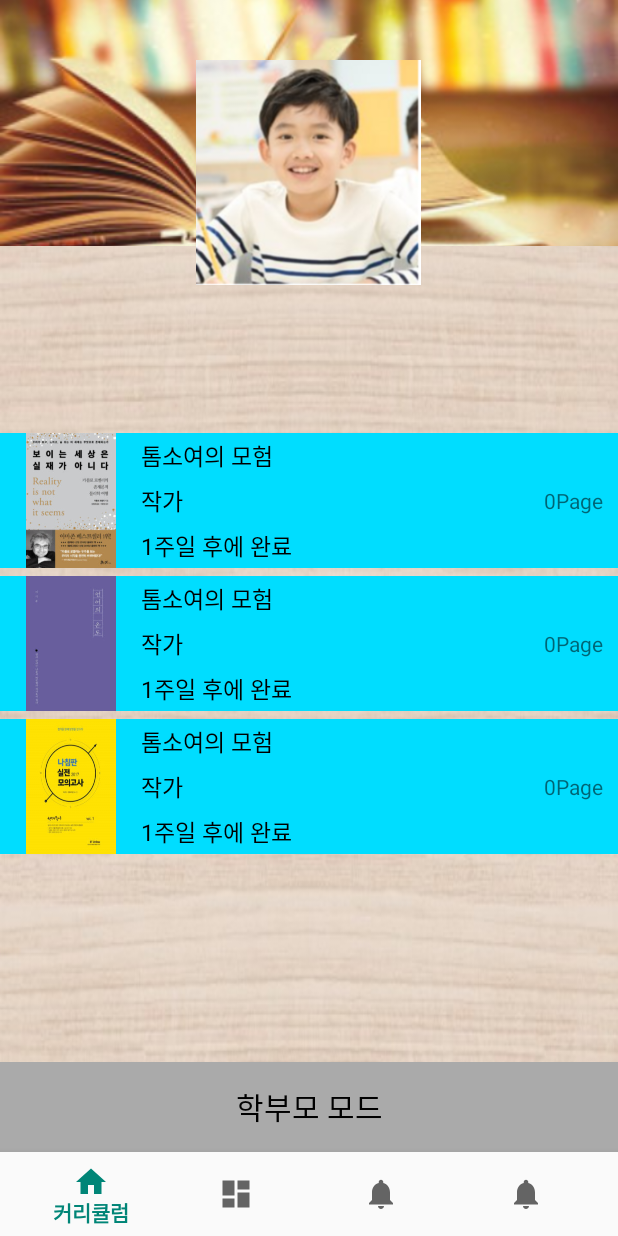
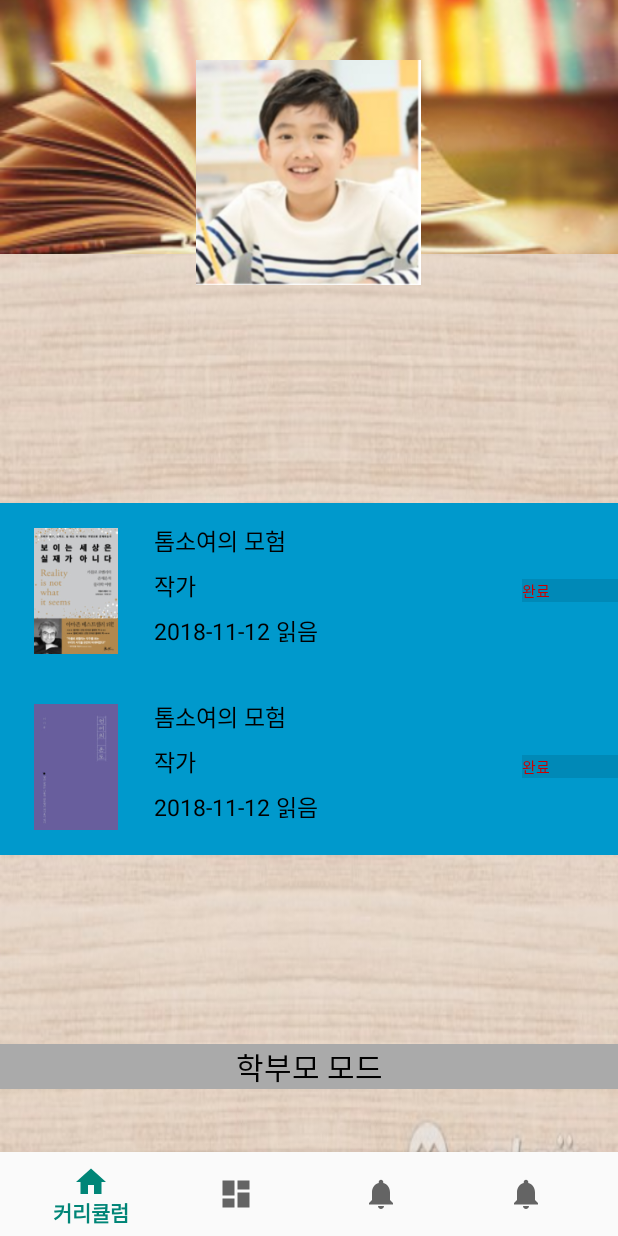
Before and after one commit to kdh3040/BookViewer, an Android app: the fragment UserInfoView placed in its activity, on a phone screen of 412 x 824 dp. Run offline under Robolectric (Android 15) with nearby library versions, the phone set to English and light mode, and no system bars; libraries missing offline, so code that uses them is left out: com.bq.markerseekbar, com.github.barteksc.pdfviewer, jp.wasabeef.glide; 3 statements that could not run were skipped.

Commit message:
[김도형] 유져인포 레이아웃 수정

```diff
--- a/app/src/main/java/bookviewer/bookviewer/com/bookviewer/UserInfoView.java
+++ b/app/src/main/java/bookviewer/bookviewer/com/bookviewer/UserInfoView.java
@@ -4,6 +4,8 @@ import android.content.Context;
 import android.net.Uri;
 import android.os.Bundle;
 import android.support.v4.app.Fragment;
+import android.support.v7.widget.GridLayoutManager;
+import android.support.v7.widget.RecyclerView;
 import android.view.LayoutInflater;
 import android.view.View;
 import android.view.ViewGroup;
@@ -11,14 +13,22 @@ import android.widget.ImageView;
 import android.widget.RelativeLayout;
 import android.widget.TextView;
 
+import com.bumptech.glide.Glide;
+import com.bumptech.glide.load.engine.DiskCacheStrategy;
+
 import java.util.ArrayList;
 
 import bookviewer.bookviewer.com.bookviewer.Data.BookData;
 import bookviewer.bookviewer.com.bookviewer.Data.BookLocalData;
 import bookviewer.bookviewer.com.bookviewer.Data.DataMgr;
+import jp.wasabeef.glide.transformations.CropCircleTransformation;
 
 
 public class UserInfoView extends Fragment {
+
+    RecyclerView UserReadBookRecyclerView;
+    UserInfoViewAdapter UserReadBookListViewAdapter;
+    View fragView;
 
     public UserInfoView() {
         // Required empty public constructor
@@ -30,9 +40,9 @@ public class UserInfoView extends Fragment {
         super.onCreate(savedInstanceState);
     }
 
-    View fragView;
     Context context;
     public TextView NickName, SchoolName;
+    public ImageView ThumbNail;
     public ArrayList<RelativeLayout> RecentBook = new ArrayList<>();
     public ArrayList<ImageView> RecentBookImg = new ArrayList<>();
     public ArrayList<TextView> RecentBookTitle = new ArrayList<>();
@@ -46,7 +56,19 @@ public class UserInfoView extends Fragment {
         // Inflate the layout for this fragment
         context = getActivity();
         fragView = inflater.inflate(R.layout.fragment_user_info_view,container,false);
+
+        UserReadBookRecyclerView = (RecyclerView)fragView.findViewById(R.id.recyclerview_User_readBookList);
+        UserReadBookRecyclerView.setHasFixedSize(true);
+        UserReadBookRecyclerView.setLayoutManager(new GridLayoutManager(getContext(), 1));
+
+        UserReadBookListViewAdapter = new UserInfoViewAdapter(getContext());
+        UserReadBookRecyclerView.setAdapter(UserReadBookListViewAdapter);
+
         NickName = (TextView)fragView.findViewById(R.id.user_info_nickname);
+        SchoolName = (TextView)fragView.findViewById(R.id.user_info_schoolname);
+        ThumbNail = (ImageView)fragView.findViewById(R.id.user_info_profile);
+
+       /* NickName = (TextView)fragView.findViewById(R.id.user_info_nickname);
         SchoolName = (TextView)fragView.findViewById(R.id.user_info_schoolname);
 
         RecentBook.add((RelativeLayout)fragView.findViewById(R.id.recent_book_1));
@@ -74,7 +96,9 @@ public class UserInfoView extends Fragment {
         RecentBookReadPage.add((TextView)fragView.findViewById(R.id.recent_book_3_page));
 
         refreshUserInfo();
-        refreshRecentBook();
+        refreshRecentBook();*/
+
+        refreshUserInfo();
 
         return fragView;
     }
@@ -83,6 +107,12 @@ public class UserInfoView extends Fragment {
     {
         NickName.setText(DataMgr.getInstance().myData.nickName);
         SchoolName.setText(DataMgr.getInstance().myData.schoolName);
+
+        Glide.with(getContext())
+                .load(R.drawable.user_profile)
+                .diskCacheStrategy(DiskCacheStrategy.ALL)
+                .bitmapTransform(new CropCircleTransformation(getContext()))
+                .into(ThumbNail);
     }
 
     private void refreshRecentBook()
--- /dev/null
+++ b/app/src/main/java/bookviewer/bookviewer/com/bookviewer/UserInfoViewAdapter.java
@@ -0,0 +1,69 @@
+package bookviewer.bookviewer.com.bookviewer;
+
+import android.content.Context;
+import android.content.Intent;
+import android.content.res.AssetManager;
+import android.graphics.Color;
+import android.graphics.PorterDuff;
+import android.support.annotation.NonNull;
+import android.support.v7.widget.RecyclerView;
+import android.view.LayoutInflater;
+import android.view.View;
+import android.view.ViewGroup;
+import android.widget.LinearLayout;
+
+import com.bumptech.glide.Glide;
+import com.bumptech.glide.load.engine.DiskCacheStrategy;
+
+import java.io.IOException;
+import java.util.ArrayList;
+
+import bookviewer.bookviewer.com.bookviewer.Data.BookData;
+import bookviewer.bookviewer.com.bookviewer.Data.BookLocalData;
+import bookviewer.bookviewer.com.bookviewer.Data.DataMgr;
+
+public class UserInfoViewAdapter extends RecyclerView.Adapter<UserInfoViewHolder> {
+
+
+    Context AppContext;
+
+    public UserInfoViewAdapter(Context context) {
+        super();
+        AppContext = context;
+    }
+
+    @Override
+    public UserInfoViewHolder onCreateViewHolder(ViewGroup parent, int viewType) {
+        View view = LayoutInflater.from(AppContext).inflate(R.layout.holder_userreadbooklist,parent,false);
+        return new UserInfoViewHolder(view);
+    }
+
+    @Override
+    public void onBindViewHolder(@NonNull UserInfoViewHolder holder, int position) {
+
+        ArrayList<Integer> recentBookList = DataMgr.getInstance().getRecentBookLocalData();
+        BookLocalData localData = DataMgr.getInstance().getBookLocalData(recentBookList.get(position));
+        BookData data = DataMgr.getInstance().myData.getBookData(recentBookList.get(position));
+
+        holder.layout.setLayoutParams(new LinearLayout.LayoutParams(CommonFunc.getInstance().GetDisplayWidth(), (CommonFunc.getInstance().GetDisplayHeight() / 7)));
+        Glide.with(AppContext)
+                .load(localData.ImgIdx)
+                .diskCacheStrategy(DiskCacheStrategy.ALL)
+                //.bitmapTransform(new CropCircleTransformation(AppContext))
+                .into(holder.Thumbnail);
+
+
+        if(localData == null)
+            holder.Thumbnail.setColorFilter(Color.parseColor("#555555"), PorterDuff.Mode.MULTIPLY);
+        else
+        {
+            holder.Thumbnail.clearColorFilter();
+            holder.Title.setText(data.bookName);
+        }
+    }
+
+    @Override
+    public int getItemCount() {
+        return  2;
+    }
+}
--- /dev/null
+++ b/app/src/main/java/bookviewer/bookviewer/com/bookviewer/UserInfoViewHolder.java
@@ -0,0 +1,24 @@
+package bookviewer.bookviewer.com.bookviewer;
+
+import android.support.v7.widget.RecyclerView;
+import android.view.View;
+import android.widget.ImageView;
+import android.widget.LinearLayout;
+import android.widget.TextView;
+
+public class UserInfoViewHolder extends RecyclerView.ViewHolder {
+    public LinearLayout layout;
+    public ImageView Thumbnail;
+    public TextView Title, Author, Time, Page;
+
+    public UserInfoViewHolder(View itemView) {
+        super(itemView);
+        layout = itemView.findViewById(R.id.Book_Layout);
+        Thumbnail = itemView.findViewById(R.id.Book_Thumbnail);
+        Title = itemView.findViewById(R.id.Book_Title);
+        Author = itemView.findViewById(R.id.Book_Author);
+        Time = itemView.findViewById(R.id.Book_Time);
+        Page = itemView.findViewById(R.id.Book_Page);
+        //BackGround = itemView.findViewById(R.id.Book_Back);
+    }
+}
--- a/app/src/main/res/layout/fragment_user_info_view.xml
+++ b/app/src/main/res/layout/fragment_user_info_view.xml
@@ -6,9 +6,16 @@
     android:layout_height="match_parent"
     tools:context=".UserInfoView">
 
-    <RelativeLayout
+    <LinearLayout
         android:layout_width="match_parent"
-        android:layout_height="match_parent">
+        android:layout_height="match_parent"
+        android:orientation="vertical"
+        android:weightSum="5">
+
+        <LinearLayout
+            android:layout_width="match_parent"
+            android:layout_height="wrap_content"
+            android:layout_weight="1">
 
         <RelativeLayout
             android:id="@+id/user_info_top"
@@ -17,8 +24,8 @@
 
             <ImageView
                 android:id="@+id/user_info_bg"
-                android:layout_width="632dp"
-                android:layout_height="164dp"
+                android:layout_width="match_parent"
+                android:layout_height="wrap_content"
                 android:src="@drawable/user_info_bg"
                 android:scaleType="centerCrop"
                 />
@@ -56,6 +63,20 @@
 
         </RelativeLayout>
 
+        </LinearLayout>
+
+    <LinearLayout
+        android:layout_width="match_parent"
+        android:layout_height="wrap_content"
+        android:orientation="vertical"
+        android:layout_weight="3">
+
+        <android.support.v7.widget.RecyclerView
+            android:id="@+id/recyclerview_User_readBookList"
+            android:layout_width="match_parent"
+            android:layout_height="match_parent"
+            android:layout_marginTop="10dp"/>
+        <!--
         <RelativeLayout
             android:id="@+id/recent_book_1"
             android:layout_width="match_parent"
@@ -169,7 +190,7 @@
             <TextView
                 android:id="@+id/recent_book_2_time"
                 android:layout_width="wrap_content"
-                android:layout_height="30dp"
+                android:layout_height="wrap_content"
                 android:layout_marginLeft="2dp"
                 android:layout_below="@id/recent_book_2_author"
                 android:layout_toRightOf="@id/recent_book_2_img"
@@ -181,99 +202,33 @@
 
             <TextView
                 android:id="@+id/recent_book_2_page"
-                android:layout_width="60dp"
-                android:layout_height="90dp"
+                android:layout_width="wrap_content"
+                android:layout_height="wrap_content"
                 android:layout_alignParentRight="true"
                 android:text="30Page"
                 android:gravity="center"
                 />
 
-        </RelativeLayout>
+        </RelativeLayout>-->
 
-        <RelativeLayout
-            android:id="@+id/recent_book_3"
+      </LinearLayout>
+
+        <LinearLayout
             android:layout_width="match_parent"
             android:layout_height="wrap_content"
-            android:layout_marginTop="5dp"
-            android:layout_below="@id/recent_book_2"
-            android:background="@android:color/holo_blue_bright"
-            >
-
-            <ImageView
-                android:id="@+id/recent_book_3_img"
-                android:layout_width="90dp"
-                android:layout_height="90dp"
-                android:layout_marginLeft="2dp"
-                android:src="@drawable/book_1"
-                android:layout_centerVertical="true"
-                />
-
-            <TextView
-                android:id="@+id/recent_book_3_title"
-                android:layout_width="wrap_content"
-                android:layout_height="30dp"
-                android:layout_marginLeft="2dp"
-                android:layout_toRightOf="@id/recent_book_3_img"
-                android:layout_toLeftOf="@id/recent_book_3_page"
-                android:gravity="center|left"
-                android:textSize="15dp"
-                android:text="톰소여의 모험"
-                android:textColor="@color/black"
-                />
-            <TextView
-                android:id="@+id/recent_book_3_author"
-                android:layout_width="wrap_content"
-                android:layout_height="30dp"
-                android:layout_marginLeft="2dp"
-                android:layout_below="@id/recent_book_3_title"
-                android:layout_toRightOf="@id/recent_book_3_img"
-                android:gravity="center|left"
-                android:textSize="15dp"
-                android:text="작가"
-                android:textColor="@color/black"
-                />
-
-            <TextView
-                android:id="@+id/recent_book_3_time"
-                android:layout_width="wrap_content"
-                android:layout_height="30dp"
-                android:layout_marginLeft="2dp"
-                android:layout_below="@id/recent_book_3_author"
-                android:layout_toRightOf="@id/recent_book_3_img"
-                android:gravity="center|left"
-                android:textSize="15dp"
-                android:text="완료하세요"
-                android:textColor="@color/black"
-                />
-
-            <TextView
-                android:id="@+id/recent_book_3_page"
-                android:layout_width="60dp"
-                android:layout_height="90dp"
-                android:layout_alignParentRight="true"
-                android:text="30Page"
-                android:gravity="center"
-                />
-
-        </RelativeLayout>
-
-        <RelativeLayout
-            android:id="@+id/user_info_bottom"
-            android:layout_width="match_parent"
-            android:layout_height="wrap_content"
-            android:layout_alignParentBottom="true">
+            android:layout_weight="1"
+            android:orientation="vertical">
 
                 <TextView
                     android:layout_width="match_parent"
-                android:layout_height="60dp"
+                    android:layout_height="wrap_content"
                     android:background="@android:color/darker_gray"
                     android:text="학부모 모드"
                     android:gravity="center|center"
                     android:textColor="@color/black"
                     android:textSize="20dp"/>
+        </LinearLayout>
 
-        </RelativeLayout>
-
-    </RelativeLayout>
+    </LinearLayout>
 
 </FrameLayout>
--- /dev/null
+++ b/app/src/main/res/layout/holder_userreadbooklist.xml
@@ -0,0 +1,68 @@
+<?xml version="1.0" encoding="utf-8"?>
+<LinearLayout xmlns:android="http://schemas.android.com/apk/res/android"
+    xmlns:app="http://schemas.android.com/apk/res-auto"
+    android:id="@+id/Book_Layout"
+    android:layout_width="match_parent"
+    android:layout_height="match_parent"
+    android:background="@android:color/holo_blue_dark"
+    android:weightSum="5"
+    android:orientation="horizontal">
+
+    <ImageView
+        android:id="@+id/Book_Thumbnail"
+        android:layout_width="wrap_content"
+        android:layout_height="match_parent"
+        android:scaleType="centerInside"
+        android:layout_weight="1"
+        app:srcCompat="@drawable/book_1" />
+
+    <LinearLayout
+        android:layout_width="wrap_content"
+        android:layout_height="wrap_content"
+        android:layout_toRightOf="@id/Book_Thumbnail"
+        android:layout_toLeftOf="@id/Book_Page"
+        android:layout_marginLeft="2dp"
+        android:layout_weight="3"
+        android:layout_gravity="center_vertical"
+        android:orientation="vertical">
+
+        <TextView
+            android:id="@+id/Book_Title"
+            android:layout_width="wrap_content"
+            android:layout_height="30dp"
+            android:textSize="15dp"
+            android:text="톰소여의 모험"
+            android:textColor="@color/black"
+            />
+        <TextView
+            android:id="@+id/Book_Author"
+            android:layout_width="wrap_content"
+            android:layout_height="30dp"
+            android:textSize="15dp"
+            android:text="작가"
+            android:textColor="@color/black"
+            />
+
+        <TextView
+            android:id="@+id/Book_Time"
+            android:layout_width="wrap_content"
+            android:layout_height="30dp"
+            android:textSize="15dp"
+            android:text="2018-11-12 읽음"
+            android:textColor="@color/black"
+            />
+
+    </LinearLayout>
+    <TextView
+        android:id="@+id/Book_Page"
+        android:layout_width="wrap_content"
+        android:layout_height="wrap_content"
+        android:layout_alignParentRight="true"
+        android:background="#1a000000"
+        android:text="완료"
+        android:layout_gravity="center_vertical"
+        android:textColor="@android:color/holo_red_dark"
+        android:textSize="10dp"
+        android:layout_weight="1"/>
+
+</LinearLayout>
```
Lines whose indentation alone changed are shown as unchanged.
